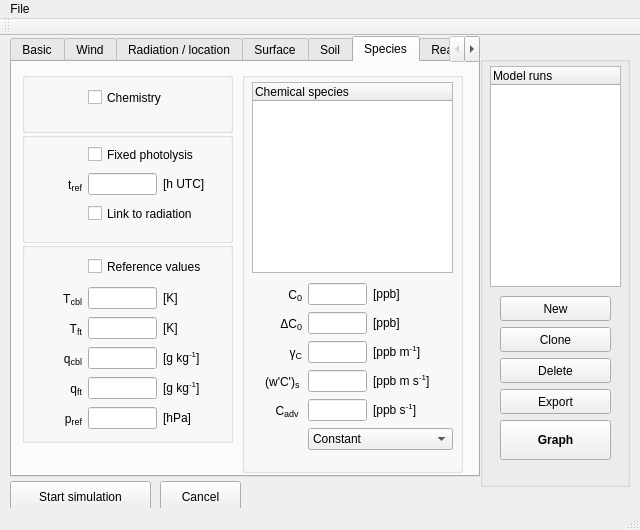
classmodel/modelgui, file mainwindow.ui: the form before one commit.
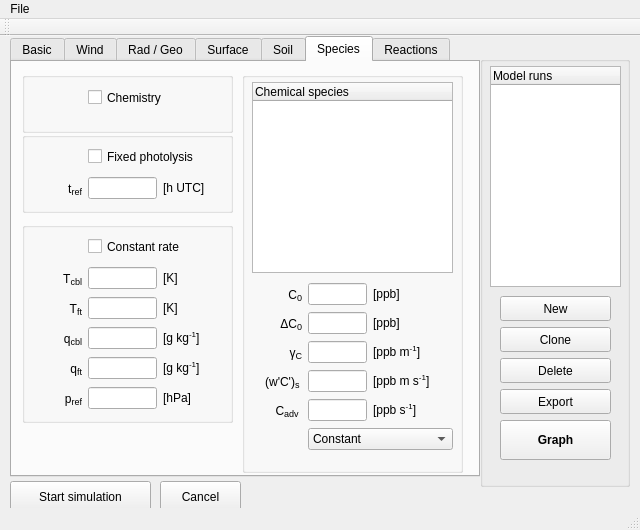
The form after the commit. The open tabs and pages were chosen to show the change.

Commit message: Update linking GUI to chemcode

What changed in the file:
```diff
--- a/mainwindow.ui
+++ b/mainwindow.ui
@@ -1601,7 +1601,7 @@
     </widget>
     <widget class="QWidget" name="radiationTab">
      <attribute name="title">
-      <string>Radiation / location</string>
+      <string>Rad / Geo</string>
      </attribute>
      <widget class="QGroupBox" name="rad_group">
       <property name="geometry">
@@ -3185,7 +3185,7 @@
         <x>10</x>
         <y>70</y>
         <width>211</width>
-        <height>111</height>
+        <height>81</height>
        </rect>
       </property>
       <property name="title">
@@ -3197,7 +3197,7 @@
          <x>10</x>
          <y>10</y>
          <width>191</width>
-         <height>84</height>
+         <height>61</height>
         </rect>
        </property>
        <layout class="QGridLayout" name="species_foto_grid" columnminimumwidth="50,0,60">
@@ -3268,31 +3268,6 @@
           </property>
          </widget>
         </item>
-        <item row="2" column="1" colspan="2">
-         <widget class="QCheckBox" name="sw_species_photolysis_radiation">
-          <property name="minimumSize">
-           <size>
-            <width>0</width>
-            <height>25</height>
-           </size>
-          </property>
-          <property name="maximumSize">
-           <size>
-            <width>16777215</width>
-            <height>25</height>
-           </size>
-          </property>
-          <property name="toolTip">
-           <string>mixed-layer model switch</string>
-          </property>
-          <property name="layoutDirection">
-           <enum>Qt::LeftToRight</enum>
-          </property>
-          <property name="text">
-           <string>Link to radiation</string>
-          </property>
-         </widget>
-        </item>
        </layout>
       </widget>
      </widget>
@@ -3300,7 +3275,7 @@
       <property name="geometry">
        <rect>
         <x>10</x>
-        <y>180</y>
+        <y>160</y>
         <width>211</width>
         <height>201</height>
        </rect>
@@ -3446,7 +3421,7 @@
            <enum>Qt::LeftToRight</enum>
           </property>
           <property name="text">
-           <string>Reference values</string>
+           <string>Constant rate</string>
           </property>
          </widget>
         </item>
```
Left out of the diff: 10 changed lines with no effect on the pictures. The commit also changes 3 other files.
